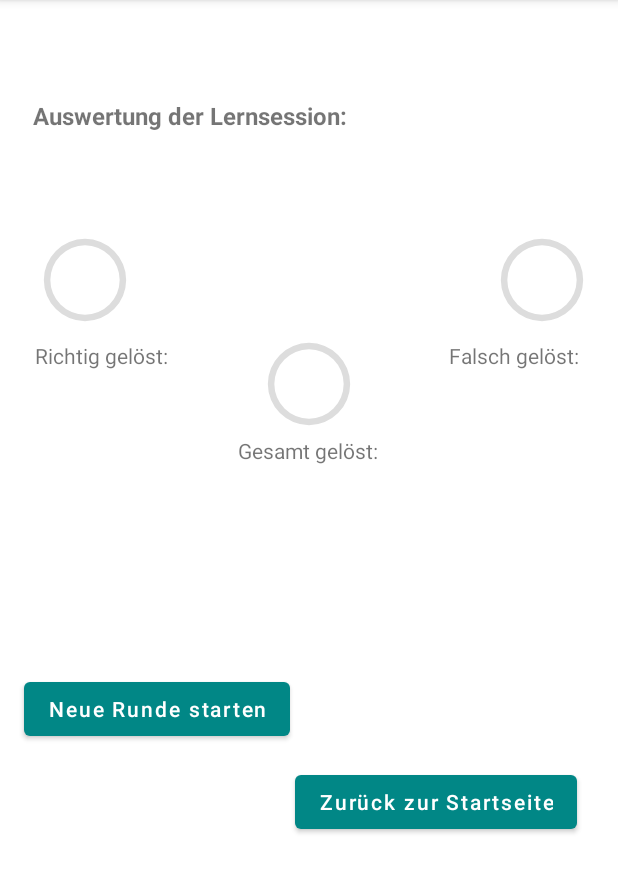
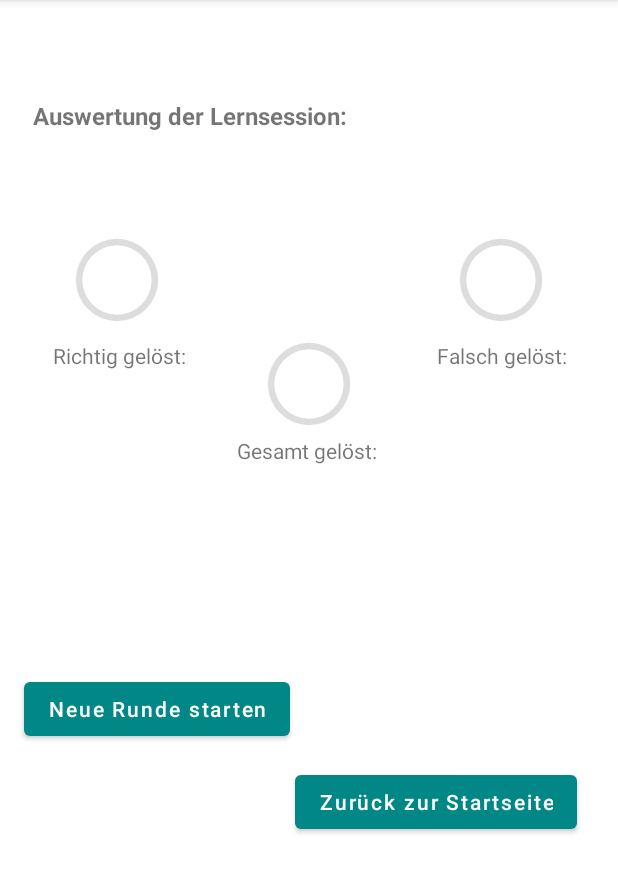
Before and after one commit to DasImperialeEtwas/Vokabeltrainer, an Android app: the Results screen opened directly, with no data from a screen before it, on a phone screen of 412 x 824 dp, the part 84-977 px from its top. Run offline under Robolectric (Android 15) with nearby library versions, the phone set to English and light mode, and no system bars; 7 statements that could not run were skipped.

Commit message:
Finish 5:

```diff
--- a/app/src/main/java/de/brinkhaus/vokabeltrainer/ViewInformation.java
+++ b/app/src/main/java/de/brinkhaus/vokabeltrainer/ViewInformation.java
@@ -26,7 +26,7 @@ public class ViewInformation extends AppCompatActivity {
     /*
      * This method is called when the activity is first created.
      * */
-    private final int counter = 6;
+    private int counter;
     private int numOfRounds = 0;
     private int correct = 0;
     private int incorrect = 0;
@@ -54,6 +54,7 @@ public class ViewInformation extends AppCompatActivity {
 
         Intent a = getIntent();
         allVocabs = a.getExtras().getStringArrayList("allVocabs");
+        counter = a.getExtras().getInt("counter");
 
         one = (Button) findViewById(R.id.answer_1);
         two = (Button) findViewById(R.id.answer_2);
@@ -135,8 +136,7 @@ public class ViewInformation extends AppCompatActivity {
      * This method creates the
      * language gets assigned to language1 or language2 (different languages in each row)
      * question splits the arraylist @allVocabs into language1, language2 and category
-     * the if-loop ??????????
-     * wrongAnswers ??????????
+     * the while loop selects a random word
      */
     public void chooseWord(){
         Button next = findViewById(R.id.next_button);
--- a/app/src/main/res/layout/activity_input_data_extern.xml
+++ b/app/src/main/res/layout/activity_input_data_extern.xml
@@ -64,6 +64,7 @@
             android:layout_height="wrap_content"
             android:layout_marginTop="9dp"
             android:ems="10"
+            android:hint="Language to learn"
             android:inputType="text"
             android:minHeight="48dp"
             android:onClick="inputVocabs1"
@@ -90,6 +91,7 @@
             android:layout_width="wrap_content"
             android:layout_height="wrap_content"
             android:ems="10"
+            android:hint="German"
             android:inputType="text"
             android:minHeight="48dp"
             app:layout_constraintBottom_toBottomOf="parent"
--- a/app/src/main/res/layout/activity_results.xml
+++ b/app/src/main/res/layout/activity_results.xml
@@ -31,22 +31,24 @@
         app:layout_constraintStart_toStartOf="parent"
         app:layout_constraintTop_toBottomOf="@+id/toolbar3" />
 
-    //Design of the Progressbars and their xmls are inspired and made with a tutorial by www.geeksforgeeks.org
+    //Design of the Progressbars and their xmls are inspired and made with a tutorial by
+    www.geeksforgeeks.org
+
     <ProgressBar
         android:id="@+id/progressBar_right"
         style="@style/CircularDeterminateProgressBar"
         android:layout_width="69dp"
         android:layout_height="69dp"
-        android:layout_marginStart="22dp"
+        android:layout_marginStart="43dp"
         android:layout_marginTop="64dp"
+        android:indeterminateOnly="false"
         android:max="100"
-        app:layout_constraintStart_toStartOf="parent"
-        app:layout_constraintTop_toBottomOf="@+id/textView"
-        android:indeterminateOnly="false"
         android:progress="60"
         android:progressDrawable="@drawable/circle"
         android:rotation="0"
-        tools:progress="60"/>
+        app:layout_constraintStart_toStartOf="parent"
+        app:layout_constraintTop_toBottomOf="@+id/textView"
+        tools:progress="60" />
 
     <ProgressBar
         android:id="@+id/progressBar_false"
@@ -54,12 +56,14 @@
         android:layout_width="69dp"
         android:layout_height="69dp"
         android:layout_marginTop="96dp"
-        android:layout_marginEnd="16dp"
+        android:layout_marginEnd="43dp"
+        android:layout_marginBottom="6dp"
         android:indeterminateOnly="false"
         android:max="100"
         android:progress="60"
         android:progressDrawable="@drawable/circle"
         android:rotation="0"
+        app:layout_constraintBottom_toTopOf="@+id/textView3"
         app:layout_constraintEnd_toEndOf="parent"
         app:layout_constraintTop_toBottomOf="@+id/toolbar3"
         tools:progress="60" />
@@ -69,27 +73,28 @@
         style="@style/CircularDeterminateProgressBar"
         android:layout_width="69dp"
         android:layout_height="69dp"
-        android:layout_marginStart="59dp"
+        android:layout_marginStart="47dp"
         android:layout_marginTop="133dp"
-        android:layout_marginEnd="59dp"
+        android:layout_marginEnd="51dp"
+        android:indeterminateOnly="false"
         android:max="100"
+        android:progress="60"
+        android:progressDrawable="@drawable/circle"
+        android:rotation="0"
+        app:layout_constraintBottom_toTopOf="@+id/textView4"
         app:layout_constraintEnd_toStartOf="@+id/textView3"
         app:layout_constraintStart_toEndOf="@+id/textView2"
         app:layout_constraintTop_toBottomOf="@+id/textView"
-        android:indeterminateOnly="false"
-        android:progress="60"
-        android:progressDrawable="@drawable/circle"
-        android:rotation="0"
-        tools:progress="60"/>
+        tools:progress="60" />
 
     <TextView
         android:id="@+id/textView2"
         android:layout_width="wrap_content"
         android:layout_height="wrap_content"
-        android:layout_marginStart="1dp"
+        android:layout_marginStart="35dp"
         android:layout_marginTop="6dp"
         android:text="@string/end_true"
-        app:layout_constraintStart_toStartOf="@+id/progressBar_right"
+        app:layout_constraintStart_toStartOf="parent"
         app:layout_constraintTop_toBottomOf="@+id/progressBar_right" />
 
     <TextView
@@ -97,43 +102,42 @@
         android:layout_width="wrap_content"
         android:layout_height="wrap_content"
         android:layout_marginTop="6dp"
-        android:layout_marginEnd="10dp"
+        android:layout_marginEnd="34dp"
         android:text="@string/end_false"
-        app:layout_constraintEnd_toEndOf="@+id/progressBar_false"
+        app:layout_constraintEnd_toEndOf="parent"
         app:layout_constraintTop_toBottomOf="@+id/progressBar_false" />
 
     <TextView
         android:id="@+id/textView4"
         android:layout_width="wrap_content"
         android:layout_height="wrap_content"
-        android:layout_marginStart="158dp"
-        android:layout_marginEnd="159dp"
+        android:layout_marginStart="34dp"
+        android:layout_marginTop="44dp"
         android:text="@string/end_all"
-        app:layout_constraintEnd_toEndOf="parent"
-        app:layout_constraintStart_toStartOf="parent"
-        app:layout_constraintTop_toBottomOf="@+id/progressBar_all" />
+        app:layout_constraintStart_toEndOf="@+id/textView2"
+        app:layout_constraintTop_toBottomOf="@+id/textView2" />
 
     <Button
         android:id="@+id/new_round"
         android:layout_width="wrap_content"
         android:layout_height="wrap_content"
         android:layout_marginStart="16dp"
-        android:layout_marginBottom="14dp"
+        android:layout_marginBottom="271dp"
         android:onClick="newRound"
         android:text="@string/new_session"
         android:textAllCaps="false"
-        app:layout_constraintBottom_toTopOf="@+id/back_to_start"
+        app:layout_constraintBottom_toBottomOf="parent"
         app:layout_constraintStart_toStartOf="parent" />
 
     <Button
         android:id="@+id/back_to_start"
         android:layout_width="wrap_content"
         android:layout_height="wrap_content"
+        android:layout_marginTop="14dp"
         android:layout_marginEnd="27dp"
-        android:layout_marginBottom="209dp"
         android:onClick="backStart"
         android:text="@string/end_back"
         android:textAllCaps="false"
-        app:layout_constraintBottom_toBottomOf="parent"
-        app:layout_constraintEnd_toEndOf="parent" />
+        app:layout_constraintEnd_toEndOf="parent"
+        app:layout_constraintTop_toBottomOf="@+id/new_round" />
 </androidx.constraintlayout.widget.ConstraintLayout>
```
Also changed, not shown: app/src/main/java/de/brinkhaus/vokabeltrainer/InputDataExtern.java (+39 -7 lines), app/src/main/java/de/brinkhaus/vokabeltrainer/MainActivity.java (+17 -4 lines), app/src/main/java/de/brinkhaus/vokabeltrainer/Results.java (+3 -5 lines).
